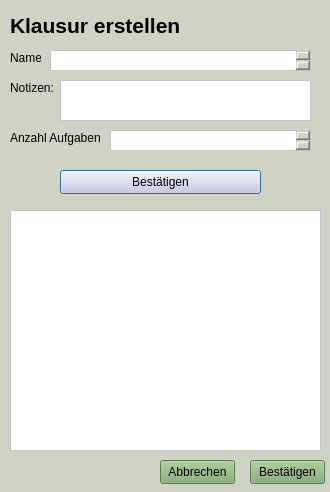
Before: the Qt Designer form windows/newexamdialog.ui in koc-schule/bewertungsrechner, drawn with Qt 5.
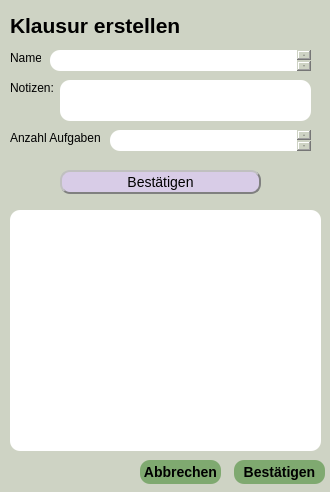
After: the same form once the commit is applied.

Patch:
```diff
--- a/windows/newexamdialog.ui
+++ b/windows/newexamdialog.ui
@@ -26,7 +26,13 @@
     </rect>
    </property>
    <property name="styleSheet">
-    <string notr="true">background-color: rgb(216, 204, 231);</string>
+    <string notr="true">background-color: rgb(216, 204, 231);
+border-style: outset;
+border-width: 2px;
+border-radius:  10px;
+border-color: black;
+border-color: gray;
+font: 14px;</string>
    </property>
    <property name="text">
     <string>Bestätigen</string>
@@ -42,7 +48,10 @@
     </rect>
    </property>
    <property name="styleSheet">
-    <string notr="true">background-color: rgb(255,255,255);</string>
+    <string notr="true">background-color: rgb(255,255,255);
+border-style: outset;
+border-radius:  10px;
+font: 14px;</string>
    </property>
   </widget>
   <widget class="QTextEdit" name="name_textEdit">
@@ -56,6 +65,9 @@
    </property>
    <property name="styleSheet">
     <string notr="true">background-color: rgb(255, 255, 255);
+border-style: outset;
+border-radius:  10px;
+font: 14px;
 </string>
    </property>
   </widget>
@@ -69,7 +81,10 @@
     </rect>
    </property>
    <property name="styleSheet">
-    <string notr="true">background-color: rgb(255, 255, 255);</string>
+    <string notr="true">background-color: rgb(255, 255, 255);
+border-style: outset;
+border-radius:  10px;
+font: 14px;</string>
    </property>
   </widget>
   <widget class="QLabel" name="notes_label">
@@ -121,7 +136,10 @@
     </rect>
    </property>
    <property name="styleSheet">
-    <string notr="true">background-color: rgb(255, 255, 255);</string>
+    <string notr="true">background-color: rgb(255, 255, 255);
+border-style: outset;
+border-radius:  10px;
+font: 14px;</string>
    </property>
   </widget>
   <widget class="QLabel" name="tasks_label">
@@ -140,14 +158,18 @@
   <widget class="QPushButton" name="cancel_pushButton">
    <property name="geometry">
     <rect>
-     <x>160</x>
+     <x>140</x>
      <y>460</y>
-     <width>75</width>
+     <width>81</width>
      <height>24</height>
     </rect>
    </property>
    <property name="styleSheet">
-    <string notr="true">background-color: rgb(127, 169, 112);</string>
+    <string notr="true">background-color: rgb(127, 169, 112);
+border-style: outset;
+border-radius:  10px;
+border-color: white;
+font: bold 14px;</string>
    </property>
    <property name="text">
     <string>Abbrechen</string>
@@ -156,14 +178,18 @@
   <widget class="QPushButton" name="confirm_tasks_pushButton">
    <property name="geometry">
     <rect>
-     <x>250</x>
+     <x>234</x>
      <y>460</y>
-     <width>75</width>
+     <width>91</width>
      <height>24</height>
     </rect>
    </property>
    <property name="styleSheet">
-    <string notr="true">background-color: rgb(127, 169, 112);</string>
+    <string notr="true">background-color: rgb(127, 169, 112);
+border-style: outset;
+border-radius:  10px;
+border-color: white;
+font: bold 14px;</string>
    </property>
    <property name="text">
     <string>Bestätigen</string>
```
